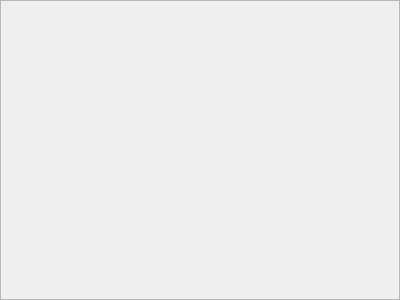
First picture: the form in ImageExtractor/dataselection.ui, repository BenjaminDeguerre/ImageProcessing, before the edit.
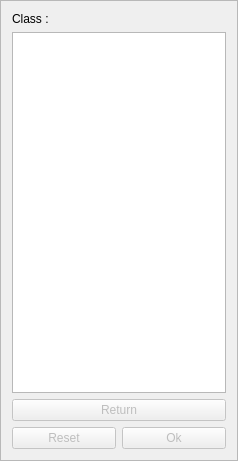
Second picture: the form after the edit.

Patch:
```diff
--- a/ImageExtractor/dataselection.ui
+++ b/ImageExtractor/dataselection.ui
@@ -9,8 +9,8 @@
    <rect>
     <x>0</x>
     <y>0</y>
-    <width>400</width>
-    <height>300</height>
+    <width>238</width>
+    <height>461</height>
    </rect>
   </property>
   <property name="frameShape">
@@ -19,5 +19,61 @@
   <property name="windowTitle">
    <string>Frame</string>
   </property>
+  <property name="frameShape">
+   <enum>QFrame::StyledPanel</enum>
+  </property>
+  <property name="frameShadow">
+   <enum>QFrame::Raised</enum>
+  </property>
+  <layout class="QVBoxLayout" name="verticalLayout_2">
+   <item>
+    <widget class="QLabel" name="label">
+     <property name="text">
+      <string>Class :</string>
+     </property>
+    </widget>
+   </item>
+   <item>
+    <layout class="QVBoxLayout" name="verticalLayout">
+     <item>
+      <widget class="QListWidget" name="listWidget"/>
+     </item>
+     <item>
+      <widget class="QPushButton" name="pushButton_3">
+       <property name="enabled">
+        <bool>false</bool>
+       </property>
+       <property name="text">
+        <string>Return</string>
+       </property>
+      </widget>
+     </item>
+     <item>
+      <layout class="QHBoxLayout" name="horizontalLayout">
+       <item>
+        <widget class="QPushButton" name="pushButton_2">
+         <property name="enabled">
+          <bool>false</bool>
+         </property>
+         <property name="text">
+          <string>Reset</string>
+         </property>
+        </widget>
+       </item>
+       <item>
+        <widget class="QPushButton" name="pushButton">
+         <property name="enabled">
+          <bool>false</bool>
+         </property>
+         <property name="text">
+          <string>Ok</string>
+         </property>
+        </widget>
+       </item>
+      </layout>
+     </item>
+    </layout>
+   </item>
+  </layout>
  </widget>
 </ui>
```
Left out of the diff: 12 changed lines with no effect on the pictures.
